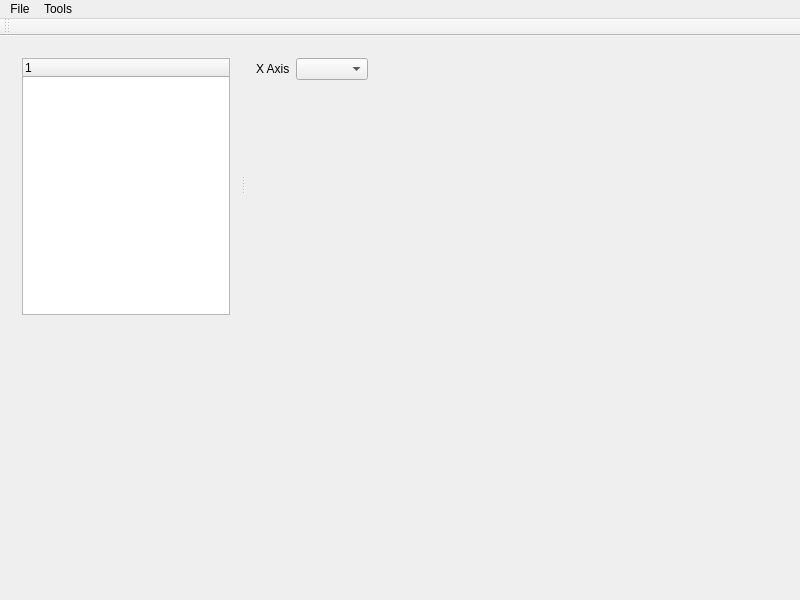
This is mainwindow.ui in SuWeipeng/ArduPilotLog as Qt 5 draws it before an edit. The edited form follows.
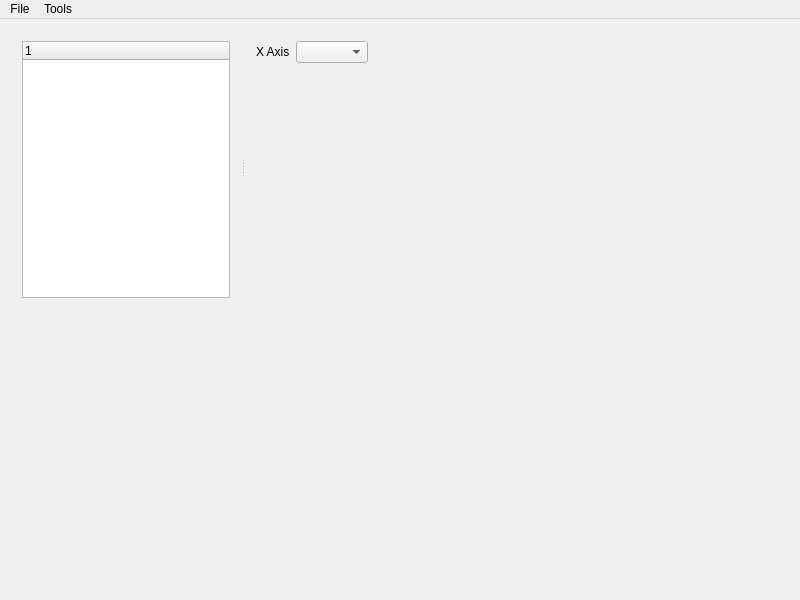
This is the edited form. Custom widgets are drawn as their Qt base class.

Commit message: 去掉 toolBar 以免缩放时可能清除绘图，QML 首次打开时隐藏 treeWidget

The edit to the form file:
```diff
--- a/mainwindow.ui
+++ b/mainwindow.ui
@@ -147,17 +147,6 @@
    <addaction name="menuFile"/>
    <addaction name="menuTools"/>
   </widget>
-  <widget class="QToolBar" name="toolBar">
-   <property name="windowTitle">
-    <string>toolBar</string>
-   </property>
-   <attribute name="toolBarArea">
-    <enum>TopToolBarArea</enum>
-   </attribute>
-   <attribute name="toolBarBreak">
-    <bool>false</bool>
-   </attribute>
-  </widget>
   <action name="actionOpenArduPilotLog">
    <property name="text">
     <string>Open ArduPilotLog</string>
```
The commit also changes 2 other files.
